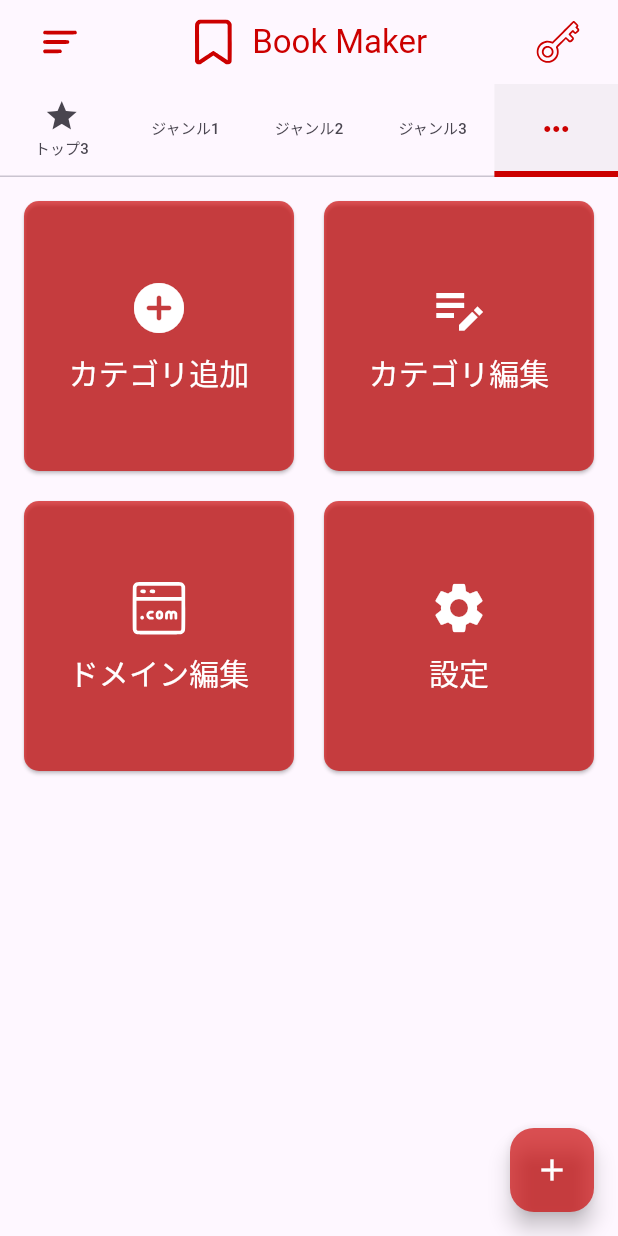
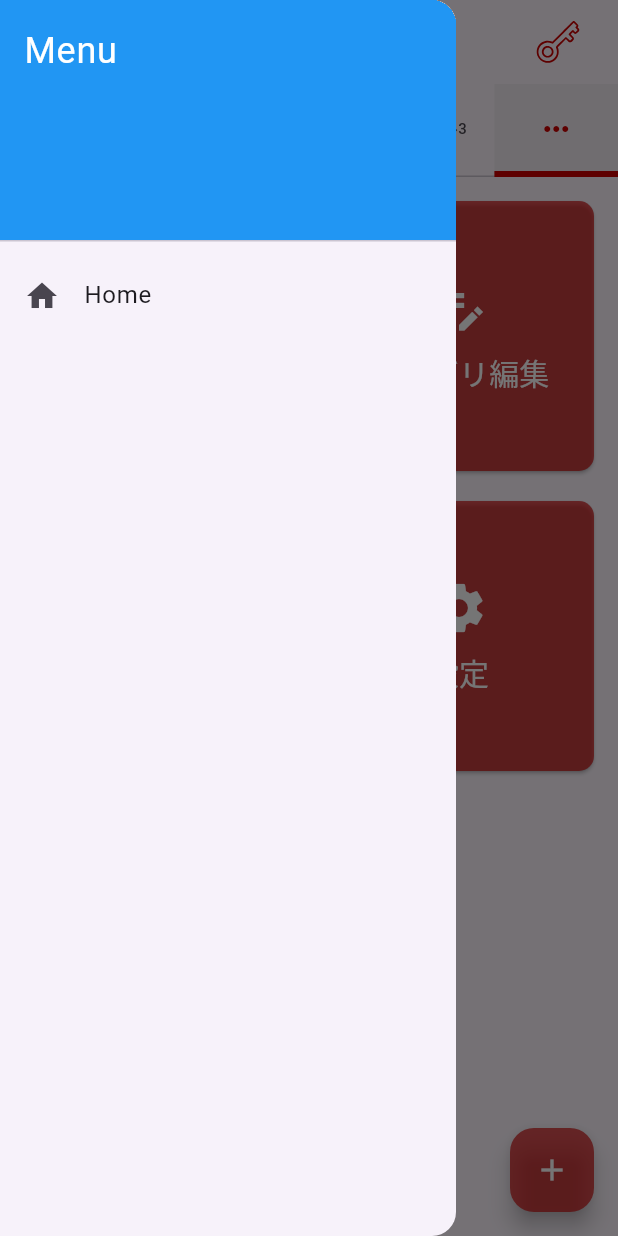
Before and after one commit to dev-yamamon01/BookMarker, a Flutter app: the screen it shows after launch, tab 5 chosen, with the side drawer open (before the commit the screen has no drawer), on a phone screen of 412 x 824 dp. Run offline on Flutter 3.47's test engine with Material 3 defaults, Android fonts, the phone set to English and light mode, and no system bars; our stand-ins replace flutter_svg; network calls fail.

Commit message:
feat:任意のハンバーガーボタンにDrawer表示をリンクさせる

```diff
--- a/lib/main.dart
+++ b/lib/main.dart
@@ -31,6 +31,7 @@ class MyHomePage extends StatefulWidget {
 
 class _MyHomePageState extends State<MyHomePage> with SingleTickerProviderStateMixin {
   late TabController _tabController;
+  final GlobalKey<ScaffoldState> _scaffoldKey = GlobalKey<ScaffoldState>();
 
   @override
   void initState() {
@@ -48,7 +49,24 @@ class _MyHomePageState extends State<MyHomePage> with SingleTickerProviderStateM
   Widget build(BuildContext context) {
     return MaterialApp(
       home: Scaffold(
+        key: _scaffoldKey,
+        drawer: Drawer( // 🔹 `Drawer` の設定
+          child: ListView(
+            children: [
+              DrawerHeader(
+                decoration: BoxDecoration(color: Colors.blue),
+                child: Text("Menu", style: TextStyle(color: Colors.white, fontSize: 24)),
+              ),
+              ListTile(
+                leading: Icon(Icons.home),
+                title: Text("Home"),
+                onTap: () {},
+              ),
+            ],
+          ),
+        ),
           appBar: AppBar(
+            automaticallyImplyLeading: false, // デフォルトのハンバーガーメニューを削除
             title: Center(
               child: Row(
                 children: [
@@ -121,6 +139,7 @@ class _MyHomePageState extends State<MyHomePage> with SingleTickerProviderStateM
 
   void OnMenu(){
     print("menu-button pressed");
+    _scaffoldKey.currentState?.openDrawer();
   }
 
   void OnSecret(){
```
